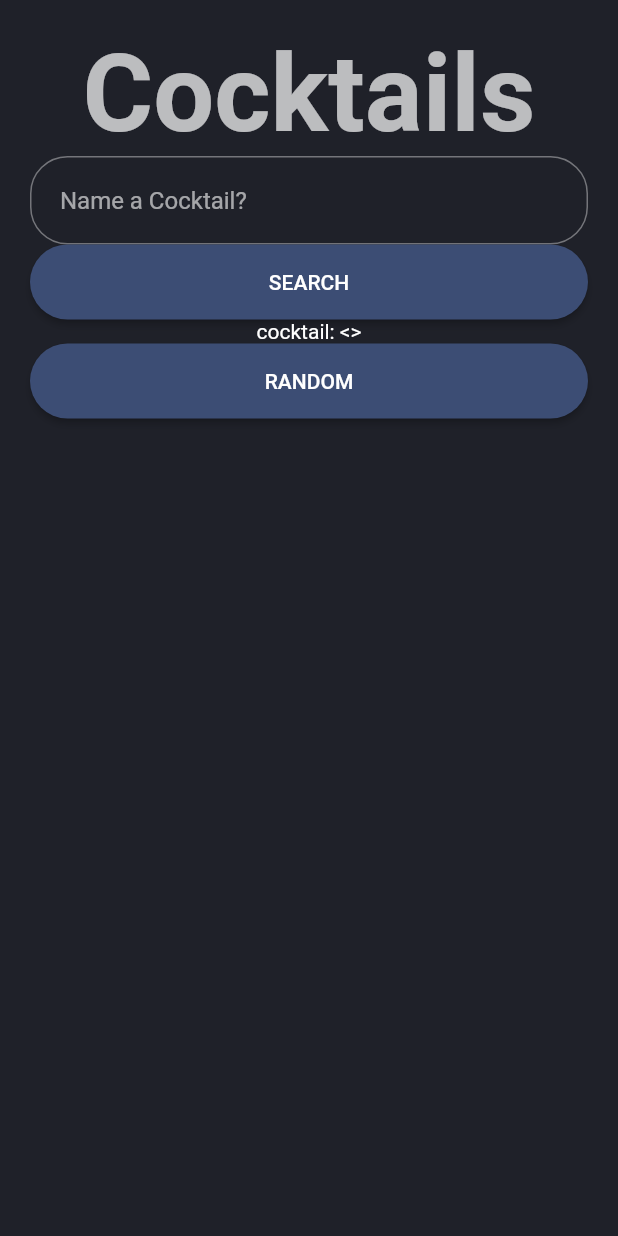
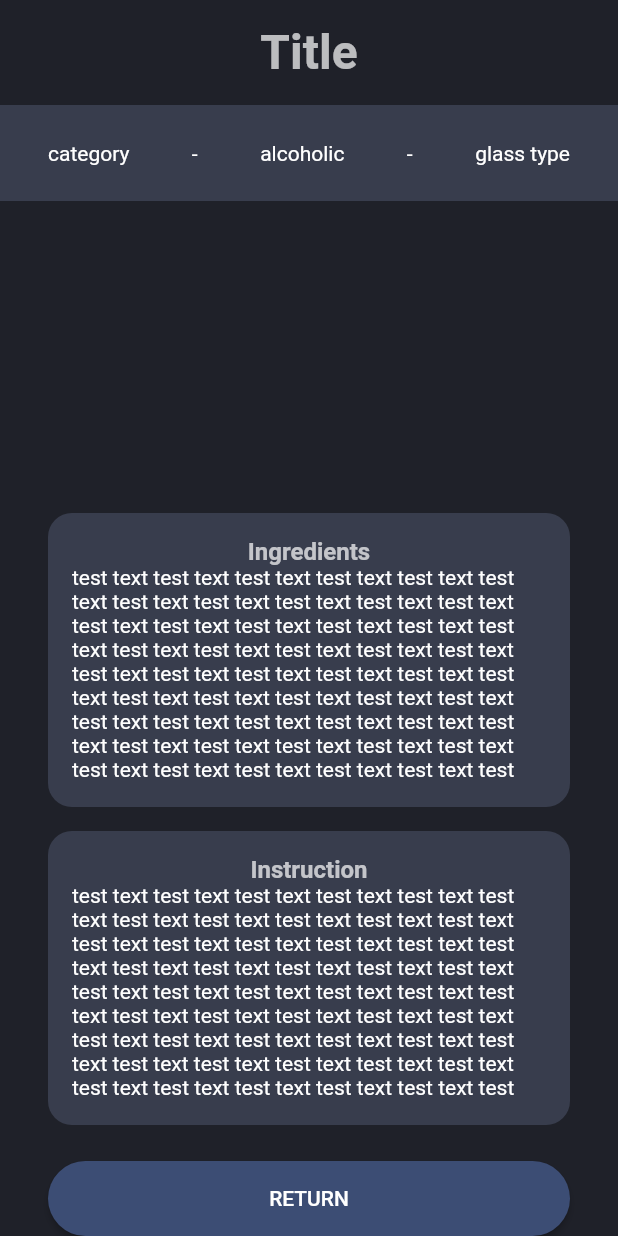
Before and after one commit to amerezhanyi/FlutterDart, a Flutter app: the screen it shows after launch, on a phone screen of 412 x 824 dp. Run offline on Flutter 3.47's test engine with Material 2 defaults, Android fonts, the phone set to English and light mode, and no system bars; our stand-ins replace cloud_firestore, firebase_auth, firebase_core, firebase_messaging, firebase_storage, image_picker and 1 more; missing offline and left inert: bitsdojo_window, cloud_firestore_web, firebase_auth_web, firebase_core_web, firebase_messaging_web, firebase_storage_web and 3 more; accounts and stored records are empty.

Commit message:
started Result Page

```diff
--- a/my_cocktail/lib/main.dart
+++ b/my_cocktail/lib/main.dart
@@ -1,5 +1,6 @@
 import 'package:flutter/material.dart';
 import 'package:flutter/services.dart';
+import 'package:my_cocktail/pages/results_page.dart';
 import 'package:my_cocktail/providers/cocktails.dart';
 import 'package:provider/provider.dart';
 
@@ -28,9 +29,11 @@ class MyCocktail extends StatelessWidget {
             brightness: Brightness.dark, // Theme: dark mode
             scaffoldBackgroundColor: const Color(0xFF1F2129),
             primaryColor: const Color(0xFF3C4D74),
+            secondaryHeaderColor: const Color(0xFF383D4D),
             textTheme: const TextTheme(
-              headline1: TextStyle(fontSize: 72.0, fontWeight: FontWeight.bold),
-              // headline6: TextStyle(fontSize: 36.0, fontStyle: FontStyle.italic),
+              headline1: TextStyle(fontSize: 64.0, fontWeight: FontWeight.bold),
+              headline2: TextStyle(fontSize: 32.0, fontWeight: FontWeight.bold),
+              headline3: TextStyle(fontSize: 16.0, fontWeight: FontWeight.bold),
               // bodyText2: TextStyle(fontSize: 14.0, fontFamily: 'Hind'),
             ),
             elevatedButtonTheme: ElevatedButtonThemeData(
@@ -45,7 +48,8 @@ class MyCocktail extends StatelessWidget {
               ),
             ),
           ),
-          home: const SearchPage(),
+          // home: const SearchPage(),
+          home: const ResultPage(),
         ),
       ),
     );
--- a/my_cocktail/lib/pages/results_page.dart
+++ b/my_cocktail/lib/pages/results_page.dart
@@ -0,0 +1,64 @@
+import "package:flutter/material.dart";
+import 'package:my_cocktail/widgets/info_card.dart';
+
+import '../widgets/main_button.dart';
+
+class ResultPage extends StatelessWidget {
+  const ResultPage({super.key});
+
+  @override
+  Widget build(BuildContext context) {
+    return Scaffold(
+      body: SafeArea(
+        child: Column(
+          children: [
+            Padding(
+              padding: const EdgeInsets.only(top: 16.0, bottom: 16.0),
+              child: Center(
+                child: Text(
+                  "Title",
+                  style: Theme.of(context).textTheme.headline2,
+                ),
+              ),
+            ),
+            Container(
+              padding: const EdgeInsets.symmetric(horizontal: 32),
+              height: 64,
+              decoration: BoxDecoration(
+                color: Theme.of(context).secondaryHeaderColor,
+              ),
+              child: Row(
+                mainAxisAlignment: MainAxisAlignment.spaceBetween,
+                children: const [
+                  Text("category"),
+                  Text("-"),
+                  Text("alcoholic"),
+                  Text("-"),
+                  Text("glass type"),
+                ],
+              ),
+            ),
+            Container(
+              width: 200,
+              height: 200,
+              decoration: const BoxDecoration(shape: BoxShape.circle),
+            ),
+            InfoCard(
+              title: "Ingredients",
+              body:
+                  "test text test text test text test text test text test text test text test text test text test text test text test text test text test text test text test text test text test text test text test text test text test text test text test text test text test text test text test text test text test text test text test text test text test text test text test text test text test text test text test text test text test text test text test text test text test text test text test text test text test text test text test text test text test text test text test text test text test text test text test text test text test text test text test text test text test text test text test text test text test text test text test text test text test text test text test text test text test text test text test text test text test text test text test text test text test text test text test text test text test text test text test text test text test text test text test text test text test text ",
+            ),
+            InfoCard(
+              title: "Instruction",
+              body:
+                  "test text test text test text test text test text test text test text test text test text test text test text test text test text test text test text test text test text test text test text test text test text test text test text test text test text test text test text test text test text test text test text test text test text test text test text test text test text test text test text test text test text test text test text test text test text test text test text test text test text test text test text test text test text test text test text test text test text test text test text test text test text test text test text test text test text test text test text test text test text test text test text test text test text test text test text test text test text test text test text test text test text test text test text test text test text test text test text test text test text test text test text test text test text test text test text test text test text test text ",
+            ),
+            Container(
+                padding: EdgeInsets.only(top: 16, left: 32, right: 32),
+                child: MainButton(callback: () {}, title: "Return")),
+          ],
+        ),
+      ),
+    );
+  }
+}
--- a/my_cocktail/lib/pages/search_page.dart
+++ b/my_cocktail/lib/pages/search_page.dart
@@ -21,9 +21,9 @@ class _SearchPageState extends State<SearchPage> {
     }
 
     print(">>> Title: $_cocktailName");
-    // setState(() {
+    setState(() {
     //   _cocktailName = _cocktailName;
-    // });
+    });
     final String title = _cocktailName.toLowerCase().replaceAll(" ", "_");
     try {
       await Provider.of<Cocktails>(context, listen: false)
@@ -53,11 +53,16 @@ class _SearchPageState extends State<SearchPage> {
           child: Center(
             child: Column(
               children: [
-                Text(
+                Padding(
+                  padding: const EdgeInsets.only(top: 32.0, bottom: 64.0),
+                  child: Text(
                     "Cocktails",
                     style: Theme.of(context).textTheme.headline1,
                   ),
-                TextField(
+                ),
+                Padding(
+                  padding: const EdgeInsets.only(bottom: 64.0),
+                  child: TextField(
                     onChanged: (value) => _cocktailName = value,
                     decoration: InputDecoration(
                       contentPadding: const EdgeInsets.all(20),
@@ -66,9 +71,13 @@ class _SearchPageState extends State<SearchPage> {
                       focusedBorder: outlineInputBorder,
                     ),
                   ),
-                MainButton(
+                ),
+                Padding(
+                  padding: const EdgeInsets.only(bottom: 32.0),
+                  child: MainButton(
                     callback: _setCocktailName,
                     title: "Search",
+                  ),
                 ),
                 Text("cocktail: <$_cocktailName>"),
                 MainButton(callback: () {}, title: "Random"),
--- /dev/null
+++ b/my_cocktail/lib/widgets/info_card.dart
@@ -0,0 +1,38 @@
+import 'package:flutter/material.dart';
+
+class InfoCard extends StatelessWidget {
+  final String title;
+  final String body;
+
+  const InfoCard({super.key, required this.title, required this.body});
+
+  @override
+  Widget build(BuildContext context) {
+    return Expanded(
+      child: Container(
+        height: 380,
+        width: double.infinity,
+        margin: const EdgeInsets.symmetric(horizontal: 32, vertical: 8),
+        padding: const EdgeInsets.all(16),
+        decoration: BoxDecoration(
+          borderRadius: BorderRadius.circular(16),
+          color: Theme.of(context).secondaryHeaderColor,
+        ),
+        child: Column(
+          children: [
+            Text(
+              title,
+              style: Theme.of(context).textTheme.headline3,
+            ),
+            Expanded(
+              child: SingleChildScrollView(
+                scrollDirection: Axis.vertical,
+                child: Text(body),
+              ),
+            )
+          ],
+        ),
+      ),
+    );
+  }
+}
```
Lines whose indentation alone changed are shown as unchanged.
